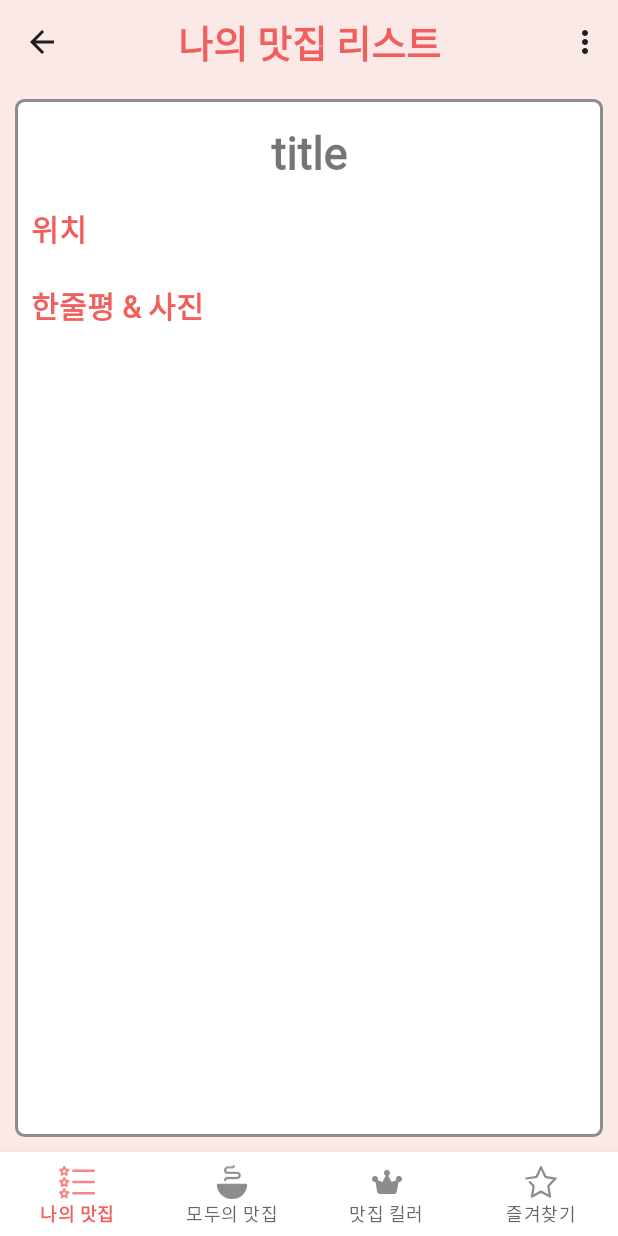
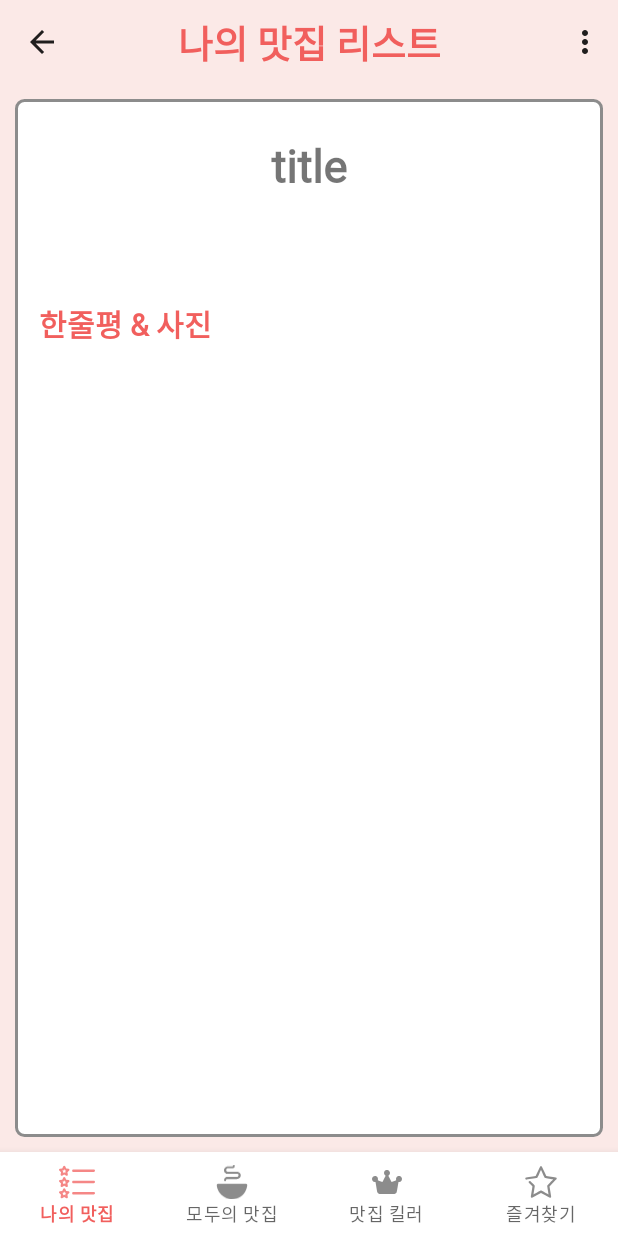
Before and after one commit to dpdms529/JMT, an Android app: the fragment StoreDetail placed in its activity, on a phone screen of 412 x 824 dp. Run offline under Robolectric (Android 15) with nearby library versions, the phone set to English and light mode, and no system bars; our stand-ins replace Firebase (no records; nobody signed in at launch, a user with empty details on screens opened directly); libraries missing offline, so code that uses them is left out: com.kakao.sdk; pictures from the network do not load; 2 statements that could not run were skipped.

Commit message:
Design and backbutton

```diff
--- a/app/src/main/java/org/techtown/jmt/CommentAdapter.java
+++ b/app/src/main/java/org/techtown/jmt/CommentAdapter.java
@@ -2,6 +2,7 @@ package org.techtown.jmt;
 
 import android.content.Context;
 import android.graphics.drawable.ColorDrawable;
+import android.graphics.drawable.GradientDrawable;
 import android.net.Uri;
 import android.view.LayoutInflater;
 import android.view.View;
@@ -70,6 +71,7 @@ public class CommentAdapter extends RecyclerView.Adapter<CommentAdapter.ViewHold
         TextView title_textView;
         TextView comment_textView;
         ImageView picture_imageView;
+        GradientDrawable rounding;
         LinearLayout layout;
         FirebaseStorage storage;
         StorageReference storageReference;
@@ -86,6 +88,9 @@ public class CommentAdapter extends RecyclerView.Adapter<CommentAdapter.ViewHold
             storageReference = storage.getReference();
         }
         public void setItem(Context context, StoreComment item) {
+            rounding = (GradientDrawable) context.getDrawable(R.drawable.backgroud_rounding);
+            picture_imageView.setBackground(rounding);
+            picture_imageView.setClipToOutline(true);
             title_textView.setText(item.getUserName());
             comment_textView.setText(item.getComment());
             path = item.getImageUrl();
--- a/app/src/main/java/org/techtown/jmt/MyAdapter.java
+++ b/app/src/main/java/org/techtown/jmt/MyAdapter.java
@@ -1,5 +1,6 @@
 package org.techtown.jmt;
 
+import android.graphics.drawable.GradientDrawable;
 import android.net.Uri;
 import android.view.LayoutInflater;
 import android.view.View;
@@ -84,6 +85,7 @@ public class MyAdapter extends RecyclerView.Adapter<MyAdapter.ViewHolder> implem
         TextView title_textView;
         TextView comment_textView;
         ImageView picture_imageView;
+        GradientDrawable rounding;
         FirebaseStorage storage;
         StorageReference storageReference;
         String path;
@@ -106,6 +108,9 @@ public class MyAdapter extends RecyclerView.Adapter<MyAdapter.ViewHolder> implem
             });
         }
         public void setItem(Context context, PersonalComment item) {
+            rounding = (GradientDrawable) context.getDrawable(R.drawable.backgroud_rounding);
+            picture_imageView.setBackground(rounding);
+            picture_imageView.setClipToOutline(true);
             title_textView.setText(item.getStoreName());
             comment_textView.setText(item.getComment());
             path = item.getImageUrl();
--- a/app/src/main/java/org/techtown/jmt/MyList.java
+++ b/app/src/main/java/org/techtown/jmt/MyList.java
@@ -13,6 +13,7 @@ import android.view.ViewGroup;
 import android.widget.ImageButton;
 import android.widget.ImageView;
 import android.widget.TextView;
+import android.widget.Toast;
 
 import androidx.annotation.NonNull;
 import androidx.fragment.app.Fragment;
--- /dev/null
+++ b/app/src/main/res/drawable/backgroud_rounding.xml
@@ -0,0 +1,5 @@
+<?xml version="1.0" encoding="utf-8"?>
+<shape xmlns:android="http://schemas.android.com/apk/res/android"
+    android:shape="rectangle">
+    <corners android:radius="10dp"/>
+</shape>
--- a/app/src/main/res/drawable/ic_baseline_favorite_24.xml
+++ b/app/src/main/res/drawable/ic_baseline_favorite_24.xml
@@ -1,5 +1,5 @@
-<vector android:height="24dp" android:tint="#FF5048"
+<vector android:height="18dp" android:tint="#FF5048"
     android:viewportHeight="24" android:viewportWidth="24"
-    android:width="24dp" xmlns:android="http://schemas.android.com/apk/res/android">
+    android:width="18dp" xmlns:android="http://schemas.android.com/apk/res/android">
     <path android:fillColor="@android:color/white" android:pathData="M12,21.35l-1.45,-1.32C5.4,15.36 2,12.28 2,8.5 2,5.42 4.42,3 7.5,3c1.74,0 3.41,0.81 4.5,2.09C13.09,3.81 14.76,3 16.5,3 19.58,3 22,5.42 22,8.5c0,3.78 -3.4,6.86 -8.55,11.54L12,21.35z"/>
 </vector>
--- a/app/src/main/res/layout/fragment_my_detail.xml
+++ b/app/src/main/res/layout/fragment_my_detail.xml
@@ -13,8 +13,8 @@
             android:layout_width="match_parent"
             android:layout_height="wrap_content"
             android:background="@drawable/border"
-            android:orientation="vertical">
-
+            android:orientation="vertical"
+            android:padding="5dp">
 
             <LinearLayout
                 android:layout_width="match_parent"
@@ -193,8 +193,8 @@
             <LinearLayout
                 android:layout_width="wrap_content"
                 android:layout_height="wrap_content"
+                android:layout_gravity="center_horizontal"
                 android:layout_margin="5dp"
-                android:layout_gravity="center_horizontal"
                 android:orientation="horizontal">
 
                 <Button
--- a/app/src/main/res/layout/fragment_store_detail.xml
+++ b/app/src/main/res/layout/fragment_store_detail.xml
@@ -9,7 +9,8 @@
         android:layout_width="match_parent"
         android:layout_height="match_parent"
         android:background="@drawable/border"
-        android:orientation="vertical">
+        android:orientation="vertical"
+        android:padding="5dp">
 
         <LinearLayout
             android:layout_width="match_parent"
@@ -22,7 +23,7 @@
                 android:layout_width="wrap_content"
                 android:layout_height="wrap_content"
                 android:layout_gravity="center"
-                android:layout_margin="10dp"
+                android:layout_margin="13dp"
                 android:fontFamily="@font/font"
                 android:text="title"
                 android:textSize="30sp"
@@ -36,39 +37,23 @@
 
             </com.google.android.material.chip.ChipGroup>
 
-            <LinearLayout
-                android:layout_width="match_parent"
-                android:layout_height="wrap_content"
-                android:orientation="horizontal">
-
-                <TextView
-                    android:layout_width="wrap_content"
-                    android:layout_height="wrap_content"
-                    android:layout_gravity="center_vertical"
-                    android:layout_margin="5dp"
-                    android:fontFamily="@font/font"
-                    android:text="위치"
-                    android:textColor="@color/pink"
-                    android:textSize="20sp"
-                    android:textStyle="bold" />
-
             <TextView
                 android:id="@+id/store_address"
                 android:layout_width="wrap_content"
                 android:layout_height="wrap_content"
-                    android:layout_gravity="center_vertical"
+                android:layout_gravity="center"
                 android:layout_margin="5dp"
                 android:layout_weight="1"
                 android:fontFamily="@font/font"
                 android:textSize="18sp" />
-            </LinearLayout>
 
         </LinearLayout>
 
         <LinearLayout
             android:layout_width="match_parent"
             android:layout_height="wrap_content"
-            android:layout_margin="5dp"
+            android:padding="5dp"
+            android:layout_marginTop="5dp"
             android:orientation="vertical">
 
             <TextView
```
Also changed, not shown: app/src/main/java/org/techtown/jmt/MainActivity.java (+21 -7 lines), app/src/main/res/layout/comment_item.xml (+14 -16 lines), app/src/main/res/layout/fragment_store_list.xml (+4 -3 lines). Lines whose indentation alone changed are shown as unchanged.
